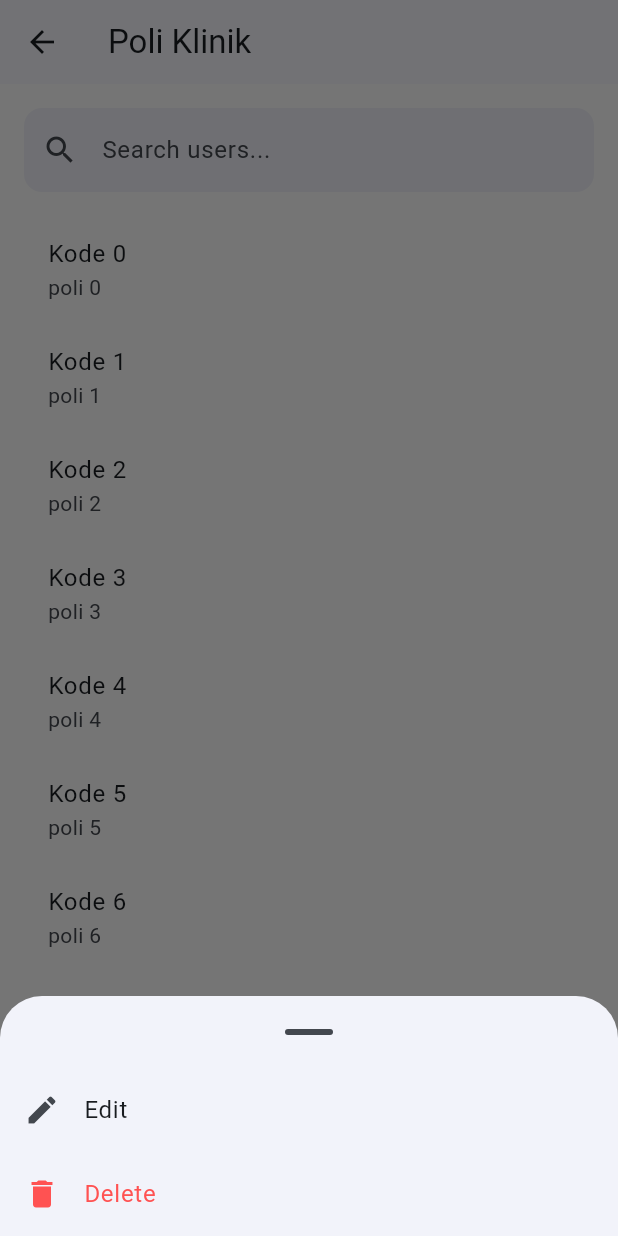
After one commit to itrsorthopedisiagaraya/flutter_web, a Flutter app: the PoliklinikPage screen opened directly, after a tap on an icon or button, on a phone screen of 412 x 824 dp. The commit adds this screen. Run offline on Flutter 3.47's test engine with Material 3 defaults, Android fonts, the phone set to English and light mode, and no system bars; our stand-ins replace data_table_2.

Commit message:
add ui list poliklinik

```diff
--- a/lib/screen/admin/admin_state.dart
+++ b/lib/screen/admin/admin_state.dart
@@ -1,6 +1,6 @@
 import 'package:flutter/material.dart';
 
-enum AdminPage { dashboard, users }
+enum AdminPage { dashboard, users, poliklinik, dokter }
 
 class AdminState extends ChangeNotifier {
   AdminPage _page = AdminPage.dashboard;
--- /dev/null
+++ b/lib/screen/admin/master/poliklinik/poliklinik_page.dart
@@ -0,0 +1,25 @@
+import 'package:flutter/material.dart';
+
+import 'poliklinik_view.dart';
+
+class PoliklinikPage extends StatelessWidget {
+  const PoliklinikPage({super.key});
+
+  @override
+  Widget build(BuildContext context) {
+    return Scaffold(
+      appBar: AppBar(title: const Text('Poli Klinik')),
+      body: Material(
+        color: Theme.of(context).colorScheme.surfaceContainerLowest,
+        child: const Padding(
+          padding: EdgeInsets.all(16),
+          child: PoliklinikView(),
+        ),
+      ),
+      floatingActionButton: FloatingActionButton(
+        onPressed: () {},
+        child: const Icon(Icons.add),
+      ),
+    );
+  }
+}
--- /dev/null
+++ b/lib/screen/admin/master/poliklinik/poliklinik_view.dart
@@ -0,0 +1,48 @@
+import 'package:flutter/material.dart';
+
+import 'widget/poliklinik_list.dart';
+import 'widget/poliklinik_search.dart';
+import 'widget/poliklinik_table.dart';
+
+class PoliklinikView extends StatefulWidget {
+  const PoliklinikView({super.key});
+
+  @override
+  State<PoliklinikView> createState() => _PoliklinikViewState();
+}
+
+class _PoliklinikViewState extends State<PoliklinikView> {
+  final TextEditingController _searchCtrl = TextEditingController();
+  String _query = '';
+
+  final List<Map<String, String>> _poliklinik = List.generate(
+    21,
+    (i) => {'kode': 'Kode $i', 'nama_poli': 'poli $i'},
+  );
+
+  @override
+  Widget build(BuildContext context) {
+    final isDesktop = MediaQuery.of(context).size.width >= 1024;
+
+    final filteredPoliklinik = _poliklinik.where((u) {
+      final q = _query.toLowerCase();
+      return u['kode']!.toLowerCase().contains(q) ||
+          u['nama_poli']!.toLowerCase().contains(q);
+    }).toList();
+
+    return Column(
+      children: [
+        PoliklinikSearch(
+          controller: _searchCtrl,
+          onChanged: (v) => setState(() => _query = v),
+        ),
+        const SizedBox(height: 16),
+        Expanded(
+          child: isDesktop
+              ? PoliklinikTable(poliklinik: filteredPoliklinik)
+              : PoliklinikList(poliklinik: filteredPoliklinik),
+        ),
+      ],
+    );
+  }
+}
--- /dev/null
+++ b/lib/screen/admin/master/poliklinik/widget/poliklinik_list.dart
@@ -0,0 +1,54 @@
+import 'package:flutter/material.dart';
+
+import '../../../helper.dart';
+
+class PoliklinikList extends StatelessWidget {
+  final List<Map<String, String>> poliklinik;
+
+  const PoliklinikList({super.key, required this.poliklinik});
+
+  @override
+  Widget build(BuildContext context) {
+    return ListView.builder(
+      itemCount: poliklinik.length,
+      itemBuilder: (_, i) {
+        final u = poliklinik[i];
+
+        return ListTile(
+          title: Text(u['kode']!),
+          subtitle: Text(u['nama_poli']!),
+          onTap: () {
+            showActionSheet(
+              context,
+              actions: [
+                ActionSheetItem(
+                  label: 'Edit',
+                  icon: Icons.edit,
+                  onTap: () {
+                    // navigate to edit user
+                  },
+                ),
+                ActionSheetItem(
+                  label: 'Delete',
+                  icon: Icons.delete,
+                  destructive: true,
+                  onTap: () {
+                    showConfirmDialog(
+                      context,
+                      title: 'Delete ${u['nama_poli']}',
+                      message: 'This action cannot be undone.',
+                      confirmLabel: 'Delete',
+                      onConfirm: () {
+                        debugPrint(u['nama_poli']);
+                      },
+                    );
+                  },
+                ),
+              ],
+            );
+          },
+        );
+      },
+    );
+  }
+}
--- /dev/null
+++ b/lib/screen/admin/master/poliklinik/widget/poliklinik_search.dart
@@ -0,0 +1,30 @@
+import 'package:flutter/material.dart';
+
+class PoliklinikSearch extends StatelessWidget {
+  final TextEditingController controller;
+  final ValueChanged<String> onChanged;
+
+  const PoliklinikSearch({
+    super.key,
+    required this.controller,
+    required this.onChanged,
+  });
+
+  @override
+  Widget build(BuildContext context) {
+    return TextField(
+      controller: controller,
+      onChanged: onChanged,
+      decoration: InputDecoration(
+        hintText: 'Search users...',
+        prefixIcon: const Icon(Icons.search),
+        filled: true,
+        fillColor: Theme.of(context).colorScheme.surfaceContainerLow,
+        border: OutlineInputBorder(
+          borderRadius: BorderRadius.circular(12),
+          borderSide: BorderSide.none,
+        ),
+      ),
+    );
+  }
+}
--- /dev/null
+++ b/lib/screen/admin/master/poliklinik/widget/poliklinik_table.dart
@@ -0,0 +1,54 @@
+import 'package:data_table_2/data_table_2.dart';
+import 'package:flutter/material.dart';
+
+import '../../../helper.dart';
+
+class PoliklinikTable extends StatelessWidget {
+  final List<Map<String, String>> poliklinik;
+
+  const PoliklinikTable({super.key, required this.poliklinik});
+
+  @override
+  Widget build(BuildContext context) {
+    return DataTable2(
+      minWidth: 900,
+      columns: const [
+        DataColumn(label: Text('Kode')),
+        DataColumn(label: Text('Nama Poliklinik')),
+        DataColumn(label: Text('Actions')),
+      ],
+      rows: poliklinik.map((u) {
+        return DataRow(
+          cells: [
+            DataCell(Text(u['kode']!)),
+            DataCell(Text(u['nama_poli']!)),
+            DataCell(
+              Row(
+                children: [
+                  IconButton(
+                    icon: const Icon(Icons.edit),
+                    tooltip: 'Edit',
+                    onPressed: () {},
+                  ),
+                  IconButton(
+                    icon: const Icon(Icons.delete, color: Colors.redAccent),
+                    tooltip: 'Delete',
+                    onPressed: () => showConfirmDialog(
+                      context,
+                      title: 'Delete ${u['nama_poli']}',
+                      message: 'This action cannot be undone.',
+                      confirmLabel: 'Delete',
+                      onConfirm: () {
+                        debugPrint(u['nama_poli']);
+                      },
+                    ),
+                  ),
+                ],
+              ),
+            ),
+          ],
+        );
+      }).toList(),
+    );
+  }
+}
```
Also changed, not shown: lib/screen/admin/admin_layout.dart (+12 -0 lines), lib/screen/admin/sidebar.dart (+10 -0 lines).
